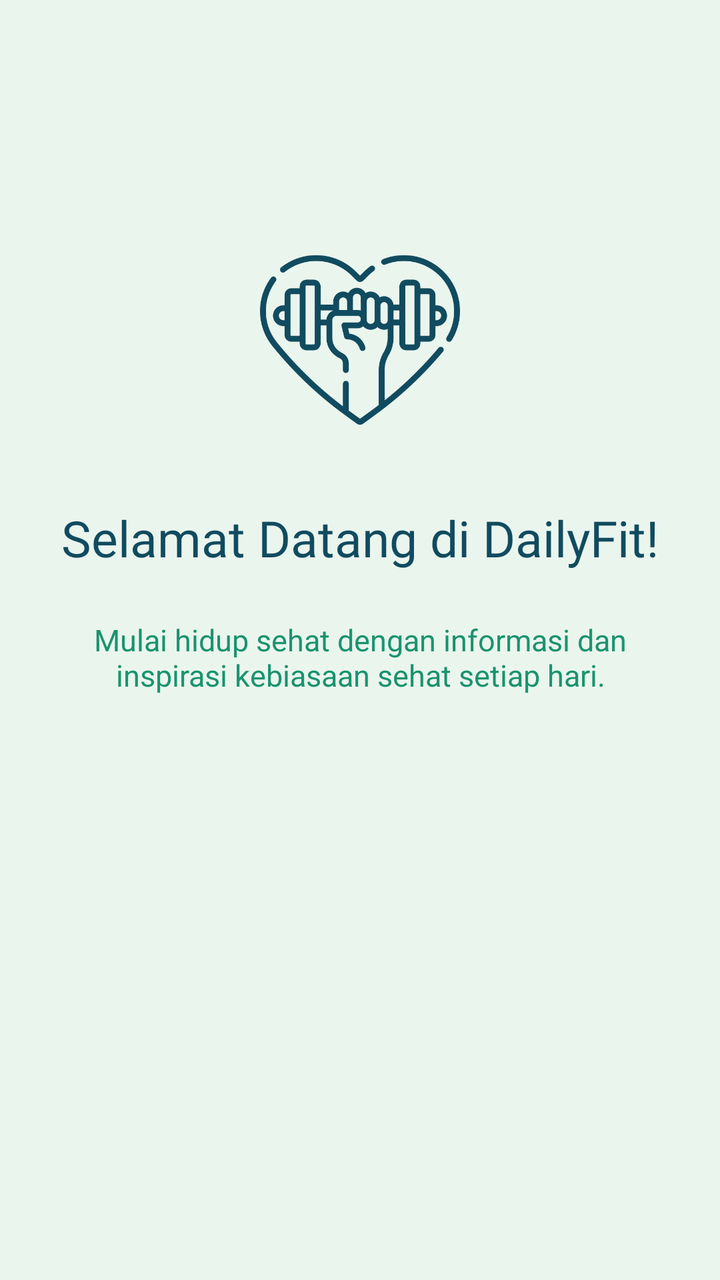
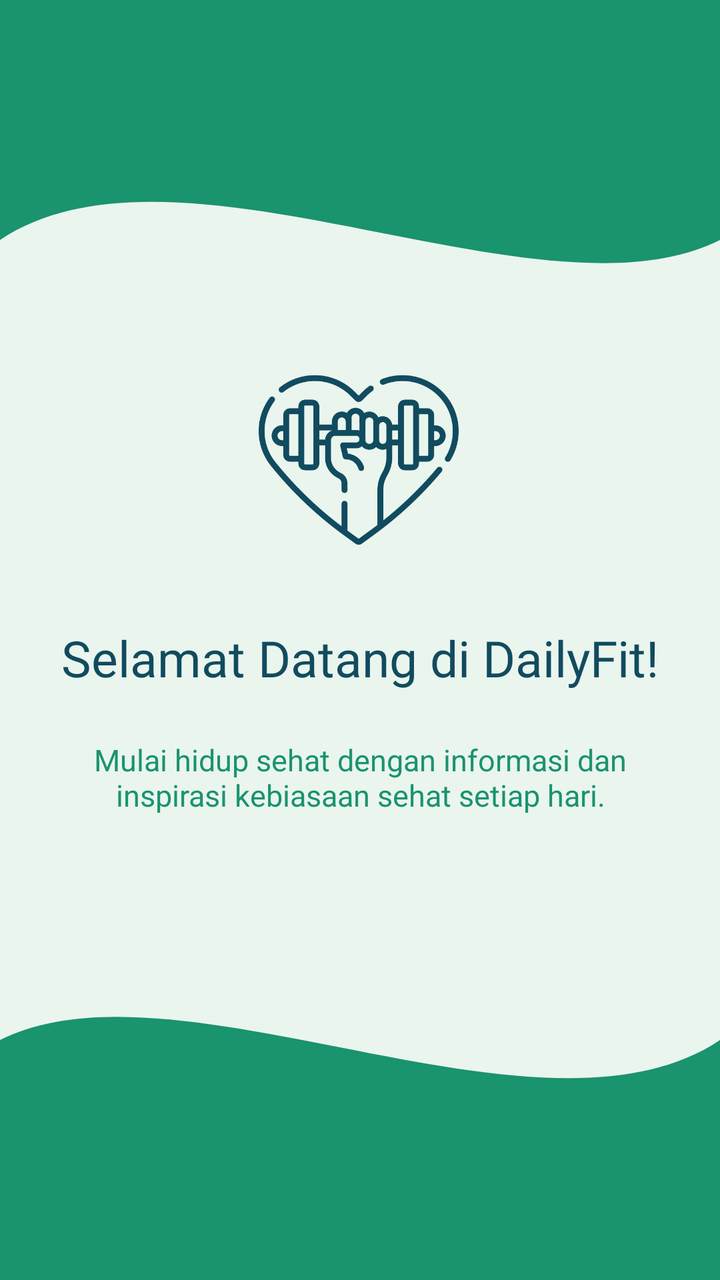

Compare the two renders of this Android layout. The source of the first and the diff that turns it into the second are given below.
<!-- AndroidManifest.xml: application theme Theme.Sherine_TIA -->
<!-- res/layout/fragment_tutorial.xml -->
<?xml version="1.0" encoding="utf-8"?>
<androidx.constraintlayout.widget.ConstraintLayout xmlns:android="http://schemas.android.com/apk/res/android"
    xmlns:app="http://schemas.android.com/apk/res-auto"
    xmlns:tools="http://schemas.android.com/tools"
    android:id="@+id/main"
    android:layout_width="match_parent"
    android:layout_height="match_parent"
    android:background="@color/bgColour"
    tools:context=".Tutorial.TutorialFragment1">

    <ImageView
        android:id="@+id/imgLogo"
        android:layout_width="100dp"
        android:layout_height="100dp"
        android:layout_marginTop="120dp"
        android:src="@drawable/fitness"
        app:tint="@color/blue"
        app:layout_constraintEnd_toEndOf="parent"
        app:layout_constraintStart_toStartOf="parent"
        app:layout_constraintTop_toTopOf="parent" />

    <TextView
        android:id="@+id/tvTitle"
        android:layout_width="0dp"
        android:layout_height="wrap_content"
        android:layout_marginTop="32dp"
        android:gravity="center"
        android:text="Selamat Datang di DailyFit!"
        android:textSize="25sp"
        android:fontFamily="@font/sora_bold"
        android:textColor="@color/blue"
        app:layout_constraintEnd_toEndOf="parent"
        app:layout_constraintStart_toStartOf="parent"
        app:layout_constraintTop_toBottomOf="@+id/imgLogo" />

    <TextView
        android:id="@+id/tvDesc"
        android:layout_width="0dp"
        android:layout_height="wrap_content"
        android:layout_marginHorizontal="32dp"
        android:layout_marginTop="24dp"
        android:gravity="center"
        android:text="Mulai hidup sehat dengan informasi dan inspirasi kebiasaan sehat setiap hari."
        android:textColor="@color/green"
        android:textSize="15sp"
        app:layout_constraintEnd_toEndOf="parent"
        app:layout_constraintStart_toStartOf="parent"
        app:layout_constraintTop_toBottomOf="@+id/tvTitle" />
</androidx.constraintlayout.widget.ConstraintLayout>
<!-- resources referenced by this layout -->
<resources>
  <color name="bgColour">#EAF5EE</color>
  <color name="blue">#114B5F</color>
  <color name="green">#1A936F</color>
  <!-- drawable fitness: png bitmap (drawable, 35007 bytes) -->
  <style name="Theme.Sherine_TIA" parent="Base.Theme.Sherine_TIA" />
  <style name="Base.Theme.Sherine_TIA" parent="Theme.Material3.DayNight.NoActionBar">
          
          
      </style>
</resources>

<!-- the commit's change to res/layout/fragment_tutorial.xml (unified diff, before → after) -->
@@ -8,16 +8,26 @@
     android:background="@color/bgColour"
     tools:context=".Tutorial.TutorialFragment1">
 
+    <View
+        android:id="@+id/background_header"
+        android:layout_width="0dp"
+        android:layout_height="300dp"
+        android:background="@drawable/bg_header_wave"
+        app:layout_constraintTop_toTopOf="parent"
+        app:layout_constraintStart_toStartOf="parent"
+        app:layout_constraintEnd_toEndOf="parent" />
+
     <ImageView
         android:id="@+id/imgLogo"
         android:layout_width="100dp"
         android:layout_height="100dp"
-        android:layout_marginTop="120dp"
+        android:layout_marginTop="180dp"
         android:src="@drawable/fitness"
-        app:tint="@color/blue"
         app:layout_constraintEnd_toEndOf="parent"
+        app:layout_constraintHorizontal_bias="0.498"
         app:layout_constraintStart_toStartOf="parent"
-        app:layout_constraintTop_toTopOf="parent" />
+        app:layout_constraintTop_toTopOf="parent"
+        app:tint="@color/blue" />
 
     <TextView
         android:id="@+id/tvTitle"
@@ -46,4 +56,16 @@
         app:layout_constraintEnd_toEndOf="parent"
         app:layout_constraintStart_toStartOf="parent"
         app:layout_constraintTop_toBottomOf="@+id/tvTitle" />
+
+    <View
+        android:id="@+id/background_header_bottom"
+        android:layout_width="0dp"
+        android:layout_height="300dp"
+        android:background="@drawable/bg_header_wave"
+        android:rotation="180"
+        app:layout_constraintBottom_toBottomOf="parent"
+        app:layout_constraintEnd_toEndOf="parent"
+        app:layout_constraintHorizontal_bias="0.0"
+        app:layout_constraintStart_toStartOf="parent" />
+
 </androidx.constraintlayout.widget.ConstraintLayout>
<!-- resource entries referenced after the edit -->
@@ -3,6 +3,21 @@
   <color name="bgColour">#EAF5EE</color>
   <color name="blue">#114B5F</color>
   <color name="green">#1A936F</color>
+  <!-- drawable bg_header_wave (drawable) -->
+  <?xml version="1.0" encoding="utf-8"?>
+  <vector xmlns:android="http://schemas.android.com/apk/res/android"
+      android:width="100dp"
+      android:height="100dp"
+      android:viewportWidth="100"
+      android:viewportHeight="100">
+          <path
+              android:fillColor="@color/green"
+              android:pathData="M0,0 L100,0 L100,40 C75,55 25,20 0,40 Z" />
+  
+  
+  
+  
+  </vector>
   <!-- drawable fitness: png bitmap (drawable, 35007 bytes) -->
   <style name="Theme.Sherine_TIA" parent="Base.Theme.Sherine_TIA" />
   <style name="Base.Theme.Sherine_TIA" parent="Theme.Material3.DayNight.NoActionBar">
